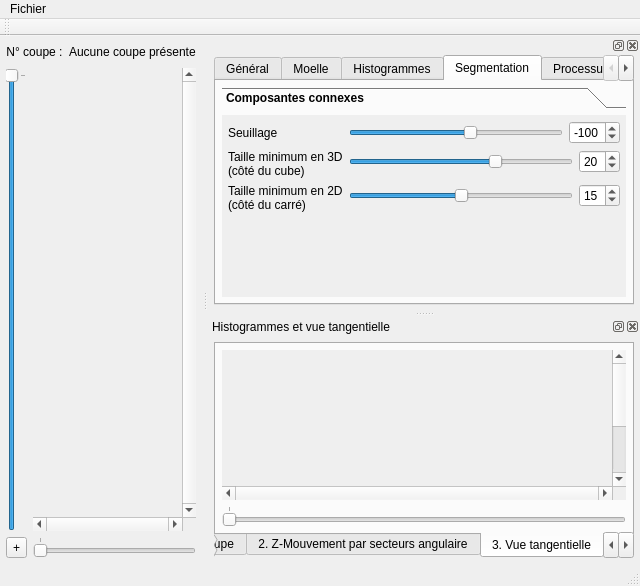
Above: ui/mainwindow.ui from akrah/TKDetection before the change. Below: the same form after it.
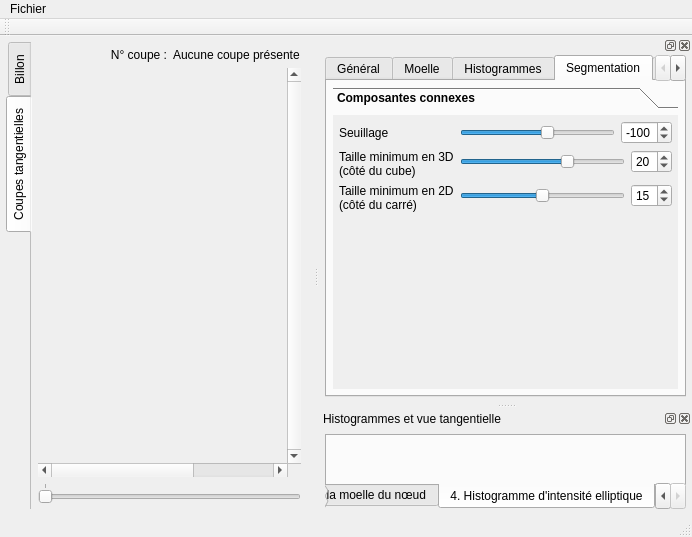
That is the form after the change. The open tabs and pages were chosen to show the change. Custom widgets are drawn as their Qt base class.

Commit message: - Ajout du profil de cumul elliptique d'intensité - Ajout de l'affichage des ellipses - Modification de l'interface graphique pour une meilleure intégration des coupes transversales

```diff
--- a/ui/mainwindow.ui
+++ b/ui/mainwindow.ui
@@ -6,8 +6,8 @@
    <rect>
     <x>0</x>
     <y>0</y>
-    <width>640</width>
-    <height>586</height>
+    <width>692</width>
+    <height>537</height>
    </rect>
   </property>
   <property name="windowTitle">
@@ -16,6 +16,22 @@
   <widget class="QWidget" name="centralWidget">
    <layout class="QVBoxLayout" name="verticalLayout_5">
     <item>
+     <widget class="QTabWidget" name="tabWidget_2">
+      <property name="tabPosition">
+       <enum>QTabWidget::West</enum>
+      </property>
+      <property name="currentIndex">
+       <number>0</number>
+      </property>
+      <property name="documentMode">
+       <bool>true</bool>
+      </property>
+      <widget class="QWidget" name="tab">
+       <attribute name="title">
+        <string>Billon</string>
+       </attribute>
+       <layout class="QVBoxLayout" name="verticalLayout_15">
+        <item>
      <layout class="QHBoxLayout" name="horizontalLayout_3">
       <item>
        <spacer name="horizontalSpacer">
@@ -36,7 +52,7 @@
          <string>N° coupe :</string>
         </property>
         <property name="alignment">
-         <set>Qt::AlignCenter</set>
+             <set>Qt::AlignRight|Qt::AlignTrailing|Qt::AlignVCenter</set>
         </property>
        </widget>
       </item>
@@ -145,12 +161,89 @@
     </item>
    </layout>
   </widget>
+      <widget class="QWidget" name="tab_6">
+       <attribute name="title">
+        <string>Coupes tangentielles</string>
+       </attribute>
+       <layout class="QVBoxLayout" name="verticalLayout_16">
+        <item>
+         <layout class="QHBoxLayout" name="horizontalLayout_14">
+          <item>
+           <widget class="QLabel" name="label_29">
+            <property name="text">
+             <string>N° coupe :</string>
+            </property>
+            <property name="alignment">
+             <set>Qt::AlignRight|Qt::AlignTrailing|Qt::AlignVCenter</set>
+            </property>
+           </widget>
+          </item>
+          <item>
+           <widget class="QLabel" name="_labelTangentialSliceNumber">
+            <property name="text">
+             <string>Aucune coupe présente</string>
+            </property>
+           </widget>
+          </item>
+         </layout>
+        </item>
+        <item>
+         <widget class="QScrollArea" name="_scrollTangentialView">
+          <property name="frameShape">
+           <enum>QFrame::NoFrame</enum>
+          </property>
+          <property name="frameShadow">
+           <enum>QFrame::Plain</enum>
+          </property>
+          <property name="lineWidth">
+           <number>0</number>
+          </property>
+          <property name="verticalScrollBarPolicy">
+           <enum>Qt::ScrollBarAlwaysOn</enum>
+          </property>
+          <property name="horizontalScrollBarPolicy">
+           <enum>Qt::ScrollBarAlwaysOn</enum>
+          </property>
+          <property name="alignment">
+           <set>Qt::AlignCenter</set>
+          </property>
+          <widget class="QWidget" name="scrollAreaWidgetContents_2">
+           <property name="geometry">
+            <rect>
+             <x>0</x>
+             <y>63</y>
+             <width>390</width>
+             <height>234</height>
+            </rect>
+           </property>
+          </widget>
+         </widget>
+        </item>
+        <item>
+         <widget class="QSlider" name="_sliderSelectTangentialSlice">
+          <property name="maximum">
+           <number>0</number>
+          </property>
+          <property name="orientation">
+           <enum>Qt::Horizontal</enum>
+          </property>
+          <property name="tickPosition">
+           <enum>QSlider::TicksAbove</enum>
+          </property>
+         </widget>
+        </item>
+       </layout>
+      </widget>
+     </widget>
+    </item>
+   </layout>
+  </widget>
   <widget class="QMenuBar" name="menuBar">
    <property name="geometry">
     <rect>
      <x>0</x>
      <y>0</y>
-     <width>640</width>
+     <width>692</width>
      <height>25</height>
     </rect>
    </property>
@@ -1730,8 +1823,8 @@
              <rect>
               <x>0</x>
               <y>0</y>
-              <width>250</width>
-              <height>129</height>
+              <width>335</width>
+              <height>198</height>
              </rect>
             </property>
             <attribute name="label">
@@ -2688,7 +2781,7 @@
    <widget class="QWidget" name="dockWidgetContents">
     <layout class="QGridLayout" name="gridLayout_4">
      <item row="0" column="0">
-      <widget class="QTabWidget" name="tabWidget_2">
+      <widget class="QTabWidget" name="tabWidget">
        <property name="tabPosition">
         <enum>QTabWidget::South</enum>
        </property>
@@ -2788,64 +2881,9 @@
          </item>
         </layout>
        </widget>
-       <widget class="QWidget" name="tab">
-        <attribute name="title">
-         <string>3. Vue tangentielle</string>
-        </attribute>
-        <layout class="QGridLayout" name="gridLayout_5">
-         <item row="1" column="0">
-          <widget class="QSlider" name="_sliderSelectTangentialSlice">
-           <property name="maximum">
-            <number>0</number>
-           </property>
-           <property name="orientation">
-            <enum>Qt::Horizontal</enum>
-           </property>
-           <property name="tickPosition">
-            <enum>QSlider::TicksAbove</enum>
-           </property>
-          </widget>
-         </item>
-         <item row="0" column="0">
-          <widget class="QScrollArea" name="_scrollTangentialView">
-           <property name="frameShape">
-            <enum>QFrame::NoFrame</enum>
-           </property>
-           <property name="frameShadow">
-            <enum>QFrame::Plain</enum>
-           </property>
-           <property name="lineWidth">
-            <number>0</number>
-           </property>
-           <property name="verticalScrollBarPolicy">
-            <enum>Qt::ScrollBarAlwaysOn</enum>
-           </property>
-           <property name="horizontalScrollBarPolicy">
-            <enum>Qt::ScrollBarAlwaysOn</enum>
-           </property>
-           <property name="widgetResizable">
-            <bool>false</bool>
-           </property>
-           <property name="alignment">
-            <set>Qt::AlignCenter</set>
-           </property>
-           <widget class="QWidget" name="scrollAreaWidgetContents_2">
-            <property name="geometry">
-             <rect>
-              <x>0</x>
-              <y>0</y>
-              <width>390</width>
-              <height>234</height>
-             </rect>
-            </property>
-           </widget>
-          </widget>
-         </item>
-        </layout>
-       </widget>
        <widget class="QWidget" name="tab_3">
         <attribute name="title">
-         <string>4. Profil de la moelle du nœud</string>
+         <string>3. Profil de la moelle du nœud</string>
         </attribute>
         <layout class="QVBoxLayout" name="verticalLayout_6">
          <item>
@@ -2853,6 +2891,16 @@
          </item>
         </layout>
        </widget>
+       <widget class="QWidget" name="tab_5">
+        <attribute name="title">
+         <string>4. Histogramme d'intensité elliptique</string>
+        </attribute>
+        <layout class="QVBoxLayout" name="verticalLayout_7">
+         <item>
+          <widget class="QwtPlot" name="_plotEllipticalAccumulationHistogram"/>
+         </item>
+        </layout>
+       </widget>
       </widget>
      </item>
     </layout>
```
Left out of the diff: 10 changed lines with no effect on the pictures. Lines whose indentation alone changed are shown as unchanged. The commit also changes 8 other files.
